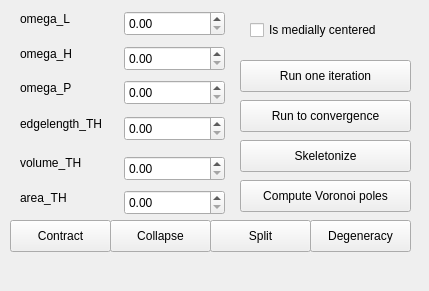
Before: the Qt Designer form Polyhedron/demo/Polyhedron/Mean_curvature_flow_skeleton_plugin.ui in CGAL/cgal, drawn with Qt 5.
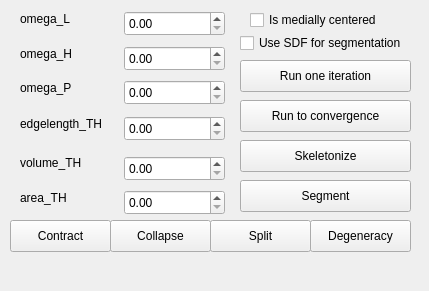
After: the same form once the commit is applied.

Commit message: use graph cut for segmentation

What changed in the file:
```diff
--- a/Polyhedron/demo/Polyhedron/Mean_curvature_flow_skeleton_plugin.ui
+++ b/Polyhedron/demo/Polyhedron/Mean_curvature_flow_skeleton_plugin.ui
@@ -247,7 +247,7 @@
     <property name="geometry">
      <rect>
       <x>250</x>
-      <y>20</y>
+      <y>10</y>
       <width>151</width>
       <height>20</height>
      </rect>
@@ -266,7 +266,20 @@
      </rect>
     </property>
     <property name="text">
-     <string>Compute Voronoi poles</string>
+     <string>Segment</string>
+    </property>
+   </widget>
+   <widget class="QCheckBox" name="use_sdf">
+    <property name="geometry">
+     <rect>
+      <x>240</x>
+      <y>33</y>
+      <width>191</width>
+      <height>20</height>
+     </rect>
+    </property>
+    <property name="text">
+     <string>Use SDF for segmentation</string>
     </property>
    </widget>
    <zorder>volume_TH</zorder>
```
Left out of the diff: 5 changed lines with no effect on the pictures. The commit also changes 1 other file.
